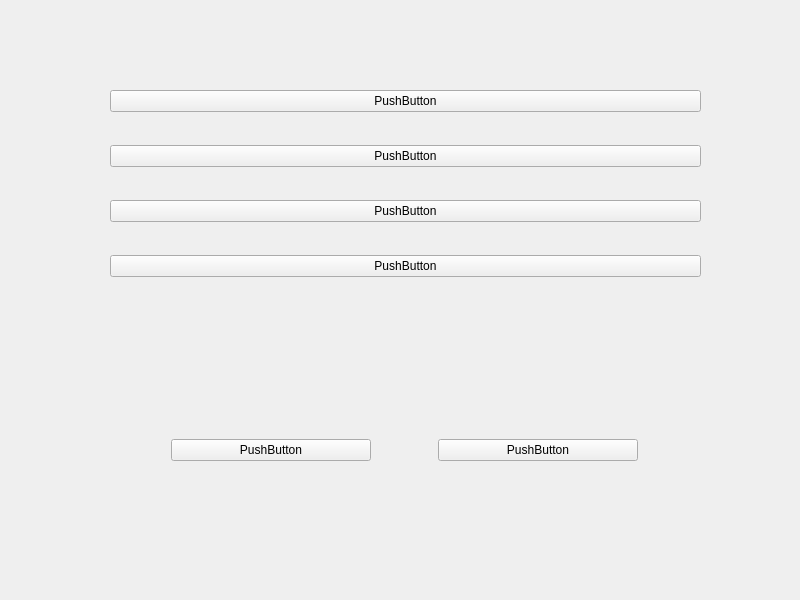
Before: the Qt Designer form code/3.Layouts/1.boxLayout/boxLayout/widget.ui in vistar-terry/Qt-Learning, drawn with Qt 5.
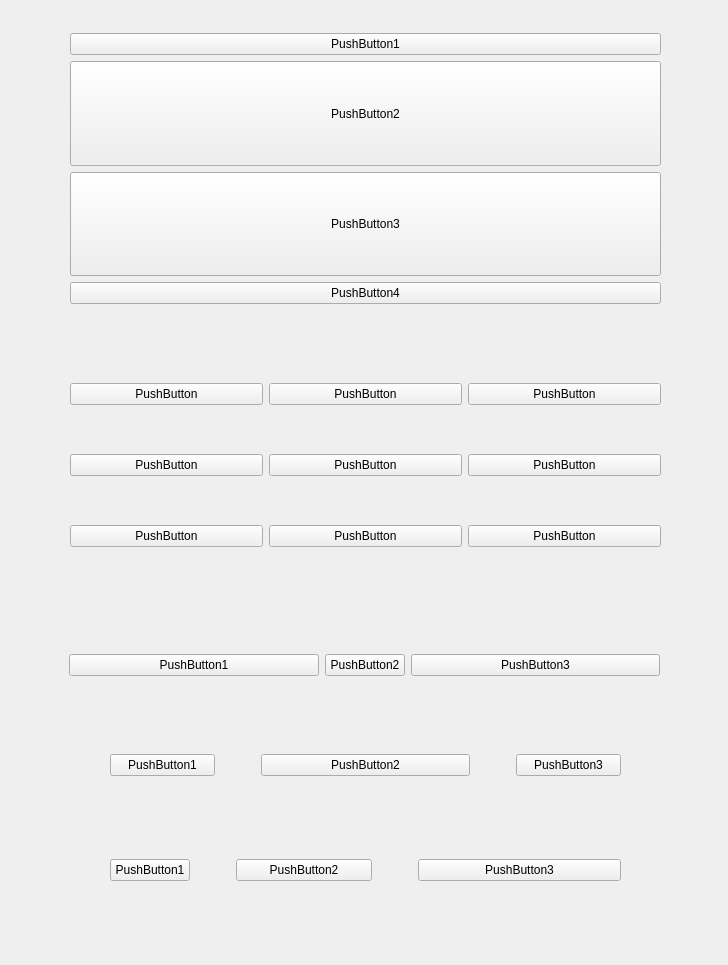
After: the same form once the commit is applied.

Diff of the .ui file:
```diff
--- a/code/3.Layouts/1.boxLayout/boxLayout/widget.ui
+++ b/code/3.Layouts/1.boxLayout/boxLayout/widget.ui
@@ -6,48 +6,81 @@
    <rect>
     <x>0</x>
     <y>0</y>
-    <width>800</width>
-    <height>600</height>
+    <width>728</width>
+    <height>965</height>
    </rect>
   </property>
+  <property name="sizePolicy">
+   <sizepolicy hsizetype="Preferred" vsizetype="Preferred">
+    <horstretch>1</horstretch>
+    <verstretch>2</verstretch>
+   </sizepolicy>
+  </property>
   <property name="windowTitle">
    <string>Widget</string>
   </property>
   <widget class="QWidget" name="verticalLayoutWidget">
    <property name="geometry">
     <rect>
-     <x>110</x>
-     <y>63</y>
+     <x>70</x>
+     <y>33</y>
      <width>591</width>
-     <height>241</height>
+     <height>271</height>
     </rect>
    </property>
    <layout class="QVBoxLayout" name="verticalLayout">
+    <property name="sizeConstraint">
+     <enum>QLayout::SetMaximumSize</enum>
+    </property>
     <item>
      <widget class="QPushButton" name="pushButton">
+      <property name="sizePolicy">
+       <sizepolicy hsizetype="Minimum" vsizetype="Fixed">
+        <horstretch>0</horstretch>
+        <verstretch>0</verstretch>
+       </sizepolicy>
+      </property>
       <property name="text">
-       <string>PushButton</string>
+       <string>PushButton1</string>
       </property>
      </widget>
     </item>
     <item>
      <widget class="QPushButton" name="pushButton_3">
+      <property name="sizePolicy">
+       <sizepolicy hsizetype="Minimum" vsizetype="Minimum">
+        <horstretch>0</horstretch>
+        <verstretch>0</verstretch>
+       </sizepolicy>
+      </property>
       <property name="text">
-       <string>PushButton</string>
+       <string>PushButton2</string>
       </property>
      </widget>
     </item>
     <item>
      <widget class="QPushButton" name="pushButton_10">
+      <property name="sizePolicy">
+       <sizepolicy hsizetype="Minimum" vsizetype="Minimum">
+        <horstretch>0</horstretch>
+        <verstretch>0</verstretch>
+       </sizepolicy>
+      </property>
       <property name="text">
-       <string>PushButton</string>
+       <string>PushButton3</string>
       </property>
      </widget>
     </item>
     <item>
      <widget class="QPushButton" name="pushButton_2">
+      <property name="sizePolicy">
+       <sizepolicy hsizetype="Ignored" vsizetype="Fixed">
+        <horstretch>0</horstretch>
+        <verstretch>0</verstretch>
+       </sizepolicy>
+      </property>
       <property name="text">
-       <string>PushButton</string>
+       <string>PushButton4</string>
       </property>
      </widget>
     </item>
@@ -56,34 +89,358 @@
   <widget class="QWidget" name="horizontalLayoutWidget">
    <property name="geometry">
     <rect>
-     <x>110</x>
-     <y>380</y>
+     <x>70</x>
+     <y>730</y>
      <width>591</width>
-     <height>141</height>
+     <height>71</height>
     </rect>
    </property>
-   <layout class="QHBoxLayout" name="horizontalLayout">
+   <layout class="QHBoxLayout" name="horizontalLayout" stretch="0,1,0,2,0,1,0">
+    <property name="spacing">
+     <number>6</number>
+    </property>
+    <property name="leftMargin">
+     <number>0</number>
+    </property>
+    <property name="rightMargin">
+     <number>0</number>
+    </property>
+    <item>
+     <spacer name="horizontalSpacer_3">
+      <property name="orientation">
+       <enum>Qt::Horizontal</enum>
+      </property>
+      <property name="sizeHint" stdset="0">
+       <size>
+        <width>40</width>
+        <height>20</height>
+       </size>
+      </property>
+     </spacer>
+    </item>
     <item>
      <widget class="QPushButton" name="pushButton_6">
+      <property name="sizePolicy">
+       <sizepolicy hsizetype="Minimum" vsizetype="Fixed">
+        <horstretch>0</horstretch>
+        <verstretch>0</verstretch>
+       </sizepolicy>
+      </property>
       <property name="maximumSize">
        <size>
-        <width>200</width>
+        <width>16777215</width>
         <height>16777215</height>
        </size>
       </property>
       <property name="text">
-       <string>PushButton</string>
+       <string>PushButton1</string>
       </property>
      </widget>
     </item>
+    <item>
+     <spacer name="horizontalSpacer">
+      <property name="orientation">
+       <enum>Qt::Horizontal</enum>
+      </property>
+      <property name="sizeHint" stdset="0">
+       <size>
+        <width>40</width>
+        <height>20</height>
+       </size>
+      </property>
+     </spacer>
+    </item>
     <item>
      <widget class="QPushButton" name="pushButton_7">
+      <property name="sizePolicy">
+       <sizepolicy hsizetype="Minimum" vsizetype="Fixed">
+        <horstretch>0</horstretch>
+        <verstretch>0</verstretch>
+       </sizepolicy>
+      </property>
       <property name="maximumSize">
        <size>
-        <width>200</width>
+        <width>16777215</width>
         <height>16777215</height>
        </size>
       </property>
+      <property name="text">
+       <string>PushButton2</string>
+      </property>
+     </widget>
+    </item>
+    <item>
+     <spacer name="horizontalSpacer_2">
+      <property name="orientation">
+       <enum>Qt::Horizontal</enum>
+      </property>
+      <property name="sizeHint" stdset="0">
+       <size>
+        <width>40</width>
+        <height>20</height>
+       </size>
+      </property>
+     </spacer>
+    </item>
+    <item>
+     <widget class="QPushButton" name="pushButton_14">
+      <property name="text">
+       <string>PushButton3</string>
+      </property>
+     </widget>
+    </item>
+    <item>
+     <spacer name="horizontalSpacer_4">
+      <property name="orientation">
+       <enum>Qt::Horizontal</enum>
+      </property>
+      <property name="sizeHint" stdset="0">
+       <size>
+        <width>40</width>
+        <height>20</height>
+       </size>
+      </property>
+     </spacer>
+    </item>
+   </layout>
+  </widget>
+  <widget class="QWidget" name="horizontalLayoutWidget_3">
+   <property name="geometry">
+    <rect>
+     <x>69</x>
+     <y>630</y>
+     <width>591</width>
+     <height>71</height>
+    </rect>
+   </property>
+   <layout class="QHBoxLayout" name="horizontalLayout_3">
+    <item>
+     <widget class="QPushButton" name="pushButton_9">
+      <property name="sizePolicy">
+       <sizepolicy hsizetype="Minimum" vsizetype="Fixed">
+        <horstretch>0</horstretch>
+        <verstretch>0</verstretch>
+       </sizepolicy>
+      </property>
+      <property name="text">
+       <string>PushButton1</string>
+      </property>
+     </widget>
+    </item>
+    <item>
+     <widget class="QPushButton" name="pushButton_11">
+      <property name="sizePolicy">
+       <sizepolicy hsizetype="Fixed" vsizetype="Fixed">
+        <horstretch>0</horstretch>
+        <verstretch>0</verstretch>
+       </sizepolicy>
+      </property>
+      <property name="text">
+       <string>PushButton2</string>
+      </property>
+     </widget>
+    </item>
+    <item>
+     <widget class="QPushButton" name="pushButton_8">
+      <property name="sizePolicy">
+       <sizepolicy hsizetype="Minimum" vsizetype="Fixed">
+        <horstretch>0</horstretch>
+        <verstretch>0</verstretch>
+       </sizepolicy>
+      </property>
+      <property name="text">
+       <string>PushButton3</string>
+      </property>
+     </widget>
+    </item>
+   </layout>
+  </widget>
+  <widget class="QWidget" name="horizontalLayoutWidget_2">
+   <property name="geometry">
+    <rect>
+     <x>70</x>
+     <y>830</y>
+     <width>591</width>
+     <height>81</height>
+    </rect>
+   </property>
+   <layout class="QHBoxLayout" name="horizontalLayout_2" stretch="0,1,0,2,0,3,0">
+    <property name="spacing">
+     <number>6</number>
+    </property>
+    <property name="leftMargin">
+     <number>0</number>
+    </property>
+    <property name="rightMargin">
+     <number>0</number>
+    </property>
+    <item>
+     <spacer name="horizontalSpacer_5">
+      <property name="orientation">
+       <enum>Qt::Horizontal</enum>
+      </property>
+      <property name="sizeHint" stdset="0">
+       <size>
+        <width>40</width>
+        <height>20</height>
+       </size>
+      </property>
+     </spacer>
+    </item>
+    <item>
+     <widget class="QPushButton" name="pushButton_15">
+      <property name="sizePolicy">
+       <sizepolicy hsizetype="Minimum" vsizetype="Fixed">
+        <horstretch>0</horstretch>
+        <verstretch>0</verstretch>
+       </sizepolicy>
+      </property>
+      <property name="maximumSize">
+       <size>
+        <width>16777215</width>
+        <height>16777215</height>
+       </size>
+      </property>
+      <property name="text">
+       <string>PushButton1</string>
+      </property>
+     </widget>
+    </item>
+    <item>
+     <spacer name="horizontalSpacer_6">
+      <property name="orientation">
+       <enum>Qt::Horizontal</enum>
+      </property>
+      <property name="sizeHint" stdset="0">
+       <size>
+        <width>40</width>
+        <height>20</height>
+       </size>
+      </property>
+     </spacer>
+    </item>
+    <item>
+     <widget class="QPushButton" name="pushButton_16">
+      <property name="sizePolicy">
+       <sizepolicy hsizetype="Minimum" vsizetype="Fixed">
+        <horstretch>0</horstretch>
+        <verstretch>0</verstretch>
+       </sizepolicy>
+      </property>
+      <property name="maximumSize">
+       <size>
+        <width>16777215</width>
+        <height>16777215</height>
+       </size>
+      </property>
+      <property name="text">
+       <string>PushButton2</string>
+      </property>
+     </widget>
+    </item>
+    <item>
+     <spacer name="horizontalSpacer_7">
+      <property name="orientation">
+       <enum>Qt::Horizontal</enum>
+      </property>
+      <property name="sizeHint" stdset="0">
+       <size>
+        <width>40</width>
+        <height>20</height>
+       </size>
+      </property>
+     </spacer>
+    </item>
+    <item>
+     <widget class="QPushButton" name="pushButton_17">
+      <property name="text">
+       <string>PushButton3</string>
+      </property>
+     </widget>
+    </item>
+    <item>
+     <spacer name="horizontalSpacer_8">
+      <property name="orientation">
+       <enum>Qt::Horizontal</enum>
+      </property>
+      <property name="sizeHint" stdset="0">
+       <size>
+        <width>40</width>
+        <height>20</height>
+       </size>
+      </property>
+     </spacer>
+    </item>
+   </layout>
+  </widget>
+  <widget class="QWidget" name="gridLayoutWidget">
+   <property name="geometry">
+    <rect>
+     <x>70</x>
+     <y>340</y>
+     <width>591</width>
+     <height>251</height>
+    </rect>
+   </property>
+   <layout class="QGridLayout" name="gridLayout">
+    <item row="1" column="0">
+     <widget class="QPushButton" name="pushButton_12">
+      <property name="text">
+       <string>PushButton</string>
+      </property>
+     </widget>
+    </item>
+    <item row="1" column="1">
+     <widget class="QPushButton" name="pushButton_13">
+      <property name="text">
+       <string>PushButton</string>
+      </property>
+     </widget>
+    </item>
+    <item row="0" column="2">
+     <widget class="QPushButton" name="pushButton_18">
+      <property name="text">
+       <string>PushButton</string>
+      </property>
+     </widget>
+    </item>
+    <item row="0" column="0">
+     <widget class="QPushButton" name="pushButton_4">
+      <property name="text">
+       <string>PushButton</string>
+      </property>
+     </widget>
+    </item>
+    <item row="0" column="1">
+     <widget class="QPushButton" name="pushButton_5">
+      <property name="text">
+       <string>PushButton</string>
+      </property>
+     </widget>
+    </item>
+    <item row="2" column="0">
+     <widget class="QPushButton" name="pushButton_19">
+      <property name="text">
+       <string>PushButton</string>
+      </property>
+     </widget>
+    </item>
+    <item row="1" column="2">
+     <widget class="QPushButton" name="pushButton_20">
+      <property name="text">
+       <string>PushButton</string>
+      </property>
+     </widget>
+    </item>
+    <item row="2" column="1">
+     <widget class="QPushButton" name="pushButton_21">
+      <property name="text">
+       <string>PushButton</string>
+      </property>
+     </widget>
+    </item>
+    <item row="2" column="2">
+     <widget class="QPushButton" name="pushButton_22">
       <property name="text">
        <string>PushButton</string>
       </property>
```
